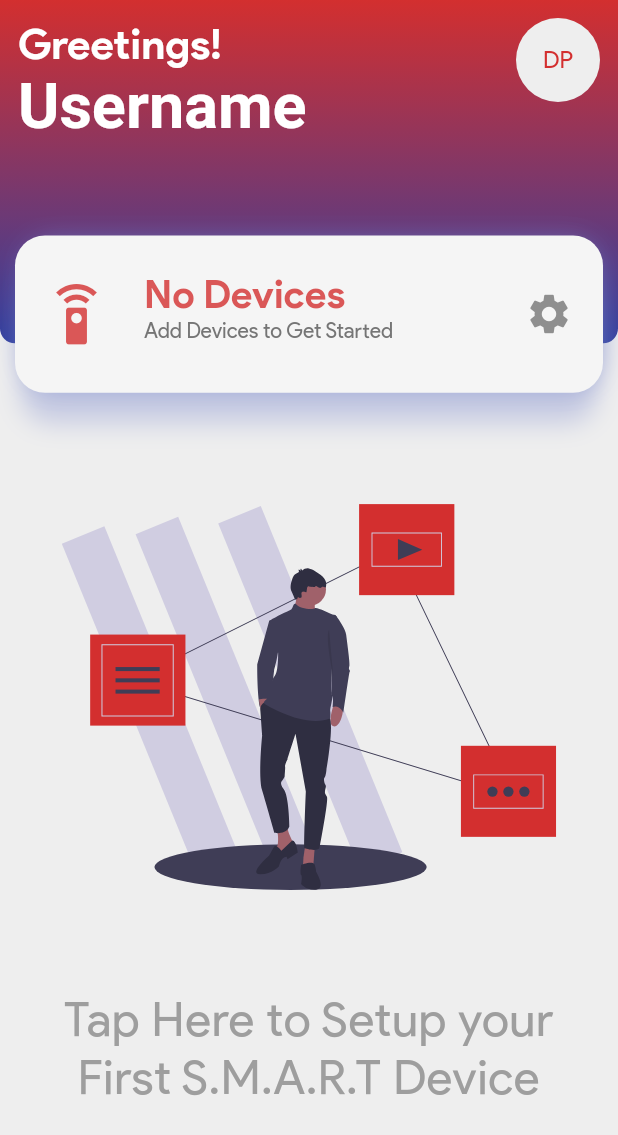
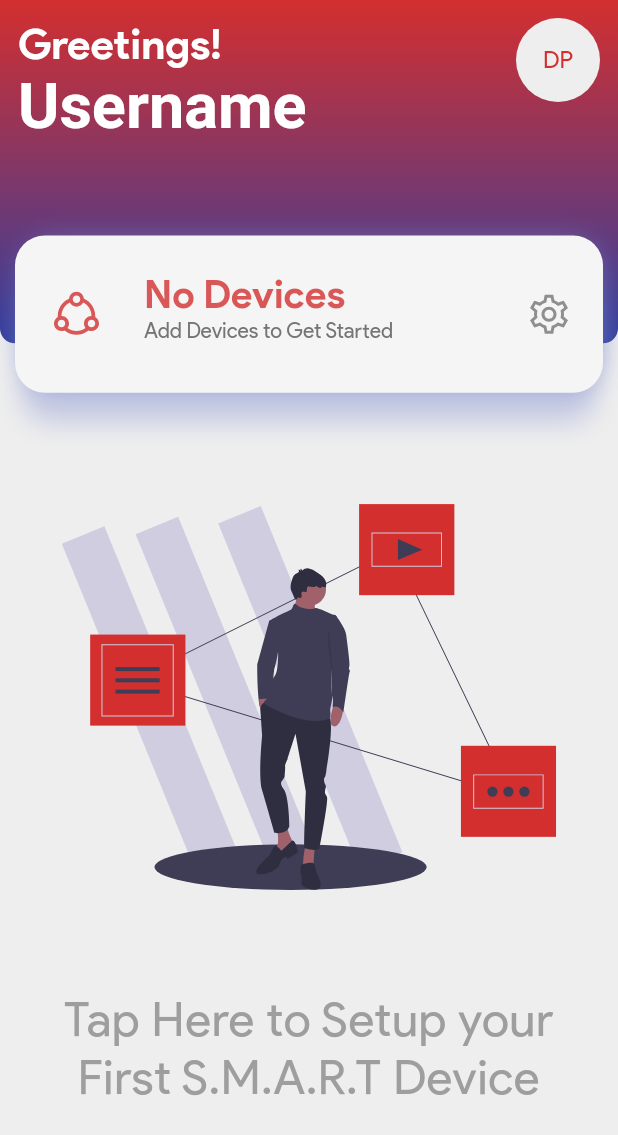
Before and after one commit to pranjal-joshi/SMART, a Flutter app: the screen it shows after launch, on a phone screen of 412 x 824 dp. Shown: the top 1135 px of the screen. Run offline on Flutter 3.47's test engine with Material 2 defaults, Android fonts, the phone set to English and light mode, and no system bars; our stand-ins replace cloud_firestore, connectivity, device_info, dotted_border, email_validator, firebase_auth and 7 more; missing offline and left inert: flutter_iconpicker, mqtt_client, wifi; accounts and stored records are empty.

Commit message:
Minor Changes

```diff
--- a/v3/App/SMART/lib/pages/device_page.dart
+++ b/v3/App/SMART/lib/pages/device_page.dart
@@ -348,7 +348,8 @@ class _DevicePageState extends State<DevicePage> {
       child: AnimatedContainer(
         duration: Duration(milliseconds: millliseconds),
         width: double.infinity,
-        height: controller ? 200 : 0,
+        // TODO - Fix this null error
+        height: controller ? null : 0,
         curve: Curves.easeIn,
         child: SingleChildScrollView(child: child),
       ),
--- a/v3/App/SMART/lib/pages/room_page.dart
+++ b/v3/App/SMART/lib/pages/room_page.dart
@@ -33,7 +33,7 @@ class _RoomPageState extends State<RoomPage> {
   );
   final _menuList = [
     SmartPopupMenu(title: 'Edit', icon: LineIcons.edit),
-    SmartPopupMenu(title: 'Reset', icon: LineIcons.sync_solid),
+    SmartPopupMenu(title: 'Reset', icon: LineIcons.redo_alt_solid),
     SmartPopupMenu(title: 'Emergency', icon: LineIcons.power_off_solid),
   ];
 
--- a/v3/App/SMART/lib/widgets/ProfileCard.dart
+++ b/v3/App/SMART/lib/widgets/ProfileCard.dart
@@ -1,5 +1,6 @@
 import 'package:flutter/material.dart';
 import 'package:flutter/cupertino.dart';
+import 'package:line_icons/line_icons.dart';
 
 import '../helpers/SmartHelper.dart';
 import '../models/SmartPopupMenu.dart';
@@ -15,8 +16,8 @@ class ProfileCard extends StatelessWidget {
   });
 
   final List<SmartPopupMenu> menuList = [
-    SmartPopupMenu(title: 'Edit', icon: Icons.edit),
-    SmartPopupMenu(title: 'Delete', icon: Icons.delete)
+    SmartPopupMenu(title: 'Edit', icon: LineIcons.edit),
+    SmartPopupMenu(title: 'Delete', icon: LineIcons.trash_solid)
   ];
 
   @override
--- a/v3/App/SMART/lib/widgets/SmartDeviceCard.dart
+++ b/v3/App/SMART/lib/widgets/SmartDeviceCard.dart
@@ -5,14 +5,11 @@ import 'package:provider/provider.dart';
 import '../controllers/SmartMqtt.dart';
 
 import '../models/SmartDeviceData.dart';
-import '../models/JsonModel.dart';
 
 import '../providers/JsonRoomStateProvider.dart';
 
 import '../helpers/SmartHelper.dart';
 import '../widgets/SmartCard.dart';
-
-import '../exceptions/SmartException.dart';
 
 class SmartDeviceCard extends StatefulWidget {
   final SmartMqtt mqtt;
--- a/v3/App/SMART/lib/widgets/SmartWelcomeCard.dart
+++ b/v3/App/SMART/lib/widgets/SmartWelcomeCard.dart
@@ -1,4 +1,5 @@
 import 'package:flutter/material.dart';
+import 'package:line_icons/line_icons.dart';
 
 import '../helpers/SmartHelper.dart';
 import '../widgets/SmartCard.dart';
@@ -40,7 +41,8 @@ class SmartWelcomeCard extends StatelessWidget {
             leading: Padding(
               padding: const EdgeInsets.all(8.0),
               child: Icon(
-                Icons.settings_remote,
+                // Icons.settings_remote,
+                LineIcons.share_alt_solid,
                 color: Theme.of(context).accentColor,
                 size: 42,
               ),
@@ -57,7 +59,7 @@ class SmartWelcomeCard extends StatelessWidget {
                 : null,
             trailing: IconButton(
               icon: Icon(
-                Icons.settings,
+                LineIcons.cog_solid,
                 size: 32,
                 color: Theme.of(context)
                     .textTheme
```
